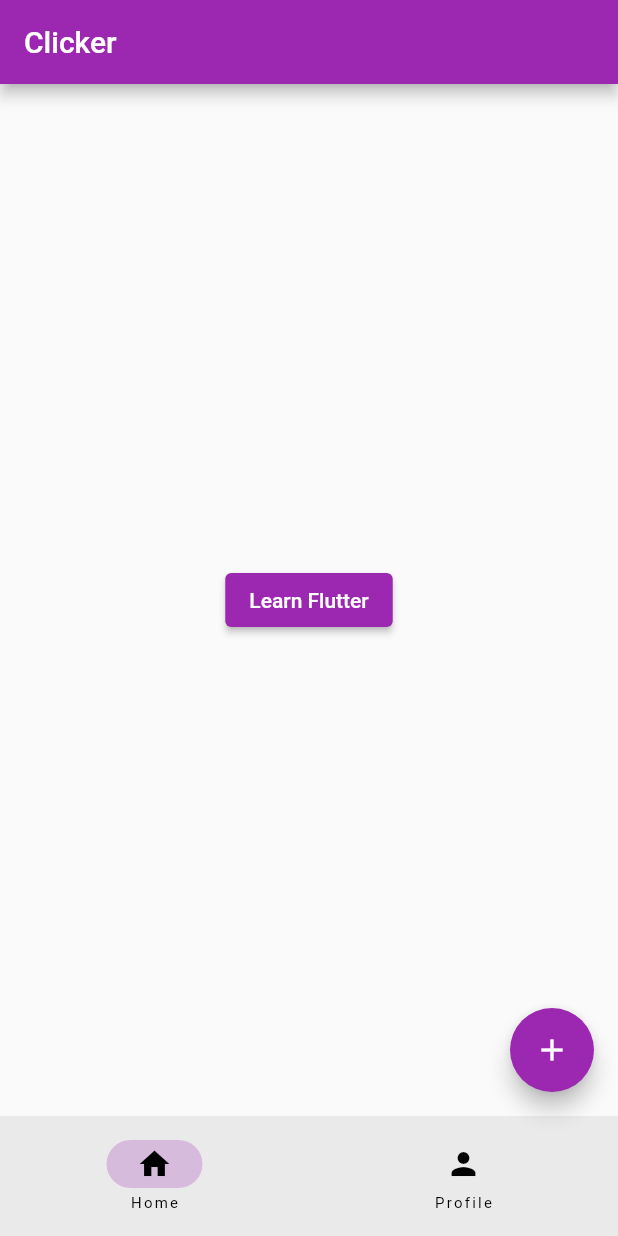
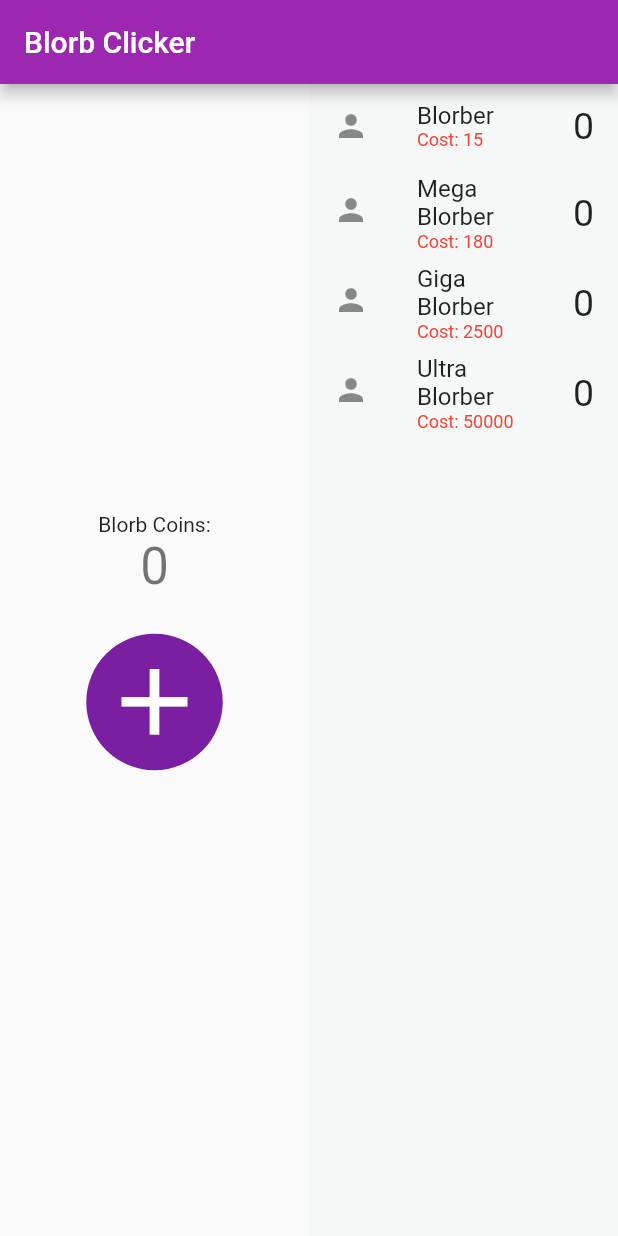
Before and after one commit to SevenDucks/BlorbClicker, a Flutter app: the screen it shows after launch, on a phone screen of 412 x 824 dp. Run offline on Flutter 3.47's test engine with Material 2 defaults, Android fonts, the light colour scheme and no system bars.

Commit message:
Clicker Base

```diff
--- /dev/null
+++ b/lib/clicker_page.dart
@@ -0,0 +1,164 @@
+import 'dart:async';
+import 'dart:math';
+
+import 'package:flutter/material.dart';
+
+double amount = 0;
+
+class ClickerPage extends StatefulWidget {
+  const ClickerPage({super.key});
+
+  @override
+  State<ClickerPage> createState() => _ClickerPageState();
+}
+
+class _ClickerPageState extends State<ClickerPage> {
+  late final Timer timer;
+  late final List<Producer> producers;
+
+  @override
+  void initState() {
+    super.initState();
+
+    producers = [
+      Producer('Blorber', 0.1, 15),
+      Producer('Mega Blorber', 0.5, 180),
+      Producer('Giga Blorber', 2.5, 2500),
+      Producer('Ultra Blorber', 15, 50000),
+    ];
+
+    timer = Timer.periodic(const Duration(milliseconds: 1000), (timer) {
+      setState(() {
+        for (Producer producer in producers) {
+          amount += producer.getProduction();
+        }
+      });
+    });
+  }
+
+  @override
+  Widget build(BuildContext context) {
+    return Scaffold(
+      appBar: AppBar(
+        title: const Text('Blorb Clicker'),
+      ),
+      body: Row(
+        children: [
+          Expanded(
+            child: Container(
+              child: Column(
+                mainAxisAlignment: MainAxisAlignment.center,
+                children: [
+                  const Text(
+                    'Blorb Coins:',
+                  ),
+                  Text(
+                    '${amount.floor()}',
+                    style: Theme.of(context).textTheme.headline4,
+                  ),
+                  ClickerButton(context, increment),
+                ],
+              ),
+            ),
+          ),
+          Expanded(
+            child: Container(
+              color: const Color.fromARGB(4, 0, 64, 48),
+              child: ListView.builder(
+                itemCount: producers.length,
+                itemBuilder: ((context, index) {
+                  return ListTile(
+                    title: Column(
+                      crossAxisAlignment: CrossAxisAlignment.start,
+                      children: [
+                        Text(producers[index].name),
+                        Text(
+                          'Cost: ${producers[index].getCost()}',
+                          style: TextStyle(
+                            fontSize: 12,
+                            color: producers[index].getCost() > amount
+                                ? Colors.red
+                                : Colors.green,
+                          ),
+                        ),
+                      ],
+                    ),
+                    leading: const Icon(Icons.person),
+                    trailing: Text(
+                      '${producers[index].amount}',
+                      style: const TextStyle(
+                        fontSize: 25,
+                      ),
+                    ),
+                    onTap: () => buy(producers[index]),
+                  );
+                }),
+              ),
+            ),
+          ),
+        ],
+      ),
+    );
+  }
+
+  @override
+  void dispose() {
+    timer.cancel();
+    super.dispose();
+  }
+
+  void increment() {
+    setState(() {
+      amount++;
+    });
+  }
+
+  void buy(Producer producer) {
+    int cost = producer.getCost();
+    if (amount < cost) {
+      return;
+    }
+    setState(() {
+      amount -= cost;
+      producer.amount++;
+    });
+  }
+}
+
+class Producer {
+  String name;
+  int amount = 0;
+  double baseProduction;
+  int baseCost;
+
+  Producer(this.name, this.baseProduction, this.baseCost);
+
+  double getProduction() {
+    return baseProduction * amount;
+  }
+
+  int getCost() {
+    return (baseCost * pow(1.15, amount)).ceil();
+  }
+}
+
+class ClickerButton extends Container {
+  final BuildContext context;
+  final VoidCallback onPressed;
+
+  ClickerButton(this.context, this.onPressed, {super.key})
+      : super(
+            margin: const EdgeInsets.all(25),
+            child: Ink(
+              decoration: ShapeDecoration(
+                color: Theme.of(context).primaryColorDark,
+                shape: const CircleBorder(),
+              ),
+              child: IconButton(
+                onPressed: onPressed,
+                icon: const Icon(Icons.add),
+                iconSize: 75,
+                color: Colors.white,
+              ),
+            ));
+}
--- a/lib/main.dart
+++ b/lib/main.dart
@@ -1,4 +1,4 @@
-import 'package:clicker/test_pages.dart';
+import 'package:clicker/clicker_page.dart';
 import 'package:flutter/material.dart';
 
 void main() {
@@ -15,52 +15,7 @@
       theme: ThemeData(
         primarySwatch: Colors.purple,
       ),
-      home: const RootPage(),
+      home: const ClickerPage(),
     );
   }
 }
-
-class RootPage extends StatefulWidget {
-  const RootPage({super.key});
-
-  @override
-  State<RootPage> createState() => _RootPageState();
-}
-
-class _RootPageState extends State<RootPage> {
-  int currentPage = 0;
-
-  List<Widget> widgets = const [TestHomePage(), TestProfilePage()];
-
-  @override
-  Widget build(BuildContext context) {
-    return Scaffold(
-      appBar: AppBar(
-        title: const Text('Clicker'),
-      ),
-      body: widgets[currentPage],
-      floatingActionButton: FloatingActionButton(
-        onPressed: () {
-          debugPrint('Hallo');
-        },
-        child: const Icon(Icons.add),
-      ),
-      bottomNavigationBar: NavigationBar(
-        destinations: const [
-          NavigationDestination(
-            icon: Icon(Icons.home),
-            label: 'Home',
-          ),
-          NavigationDestination(
-            icon: Icon(Icons.person),
-            label: 'Profile',
-          ),
-        ],
-        selectedIndex: currentPage,
-        onDestinationSelected: (index) => setState(() {
-          currentPage = index;
-        }),
-      ),
-    );
-  }
-}
--- a/lib/test_pages.dart
+++ b/lib/test_pages.dart
@@ -1,4 +1,49 @@
 import 'package:flutter/material.dart';
+
+class RootPage extends StatefulWidget {
+  const RootPage({super.key});
+
+  @override
+  State<RootPage> createState() => _RootPageState();
+}
+
+class _RootPageState extends State<RootPage> {
+  int currentPage = 0;
+
+  List<Widget> widgets = const [TestHomePage(), TestProfilePage()];
+
+  @override
+  Widget build(BuildContext context) {
+    return Scaffold(
+      appBar: AppBar(
+        title: const Text('Clicker'),
+      ),
+      body: widgets[currentPage],
+      floatingActionButton: FloatingActionButton(
+        onPressed: () {
+          debugPrint('Hallo');
+        },
+        child: const Icon(Icons.add),
+      ),
+      bottomNavigationBar: NavigationBar(
+        destinations: const [
+          NavigationDestination(
+            icon: Icon(Icons.home),
+            label: 'Home',
+          ),
+          NavigationDestination(
+            icon: Icon(Icons.person),
+            label: 'Profile',
+          ),
+        ],
+        selectedIndex: currentPage,
+        onDestinationSelected: (index) => setState(() {
+          currentPage = index;
+        }),
+      ),
+    );
+  }
+}
 
 class TestHomePage extends StatelessWidget {
   const TestHomePage({super.key});
```
